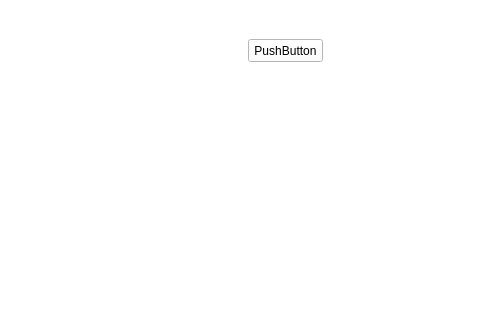
RStravinsky/CarReservation, file mainwindow.ui: the form before one commit; both pictures show x 351 to 840 and y 0 to 320 of the 840 by 700 pixel window.
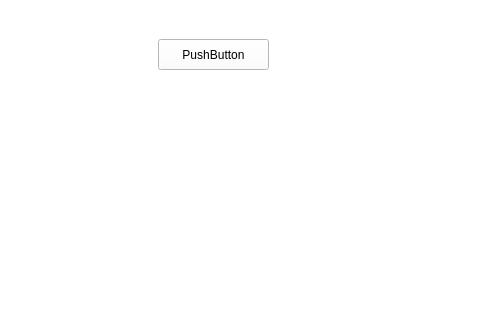
The form after the commit. Icons and pictures are not drawn.

The edit to the form file:
```diff
--- a/mainwindow.ui
+++ b/mainwindow.ui
@@ -159,10 +159,10 @@
     <widget class="QPushButton" name="pushButton">
      <property name="geometry">
       <rect>
-       <x>600</x>
+       <x>510</x>
        <y>40</y>
-       <width>75</width>
-       <height>23</height>
+       <width>111</width>
+       <height>31</height>
       </rect>
      </property>
      <property name="text">
```
Left out of the diff: 2 changed lines with no effect on the pictures.
